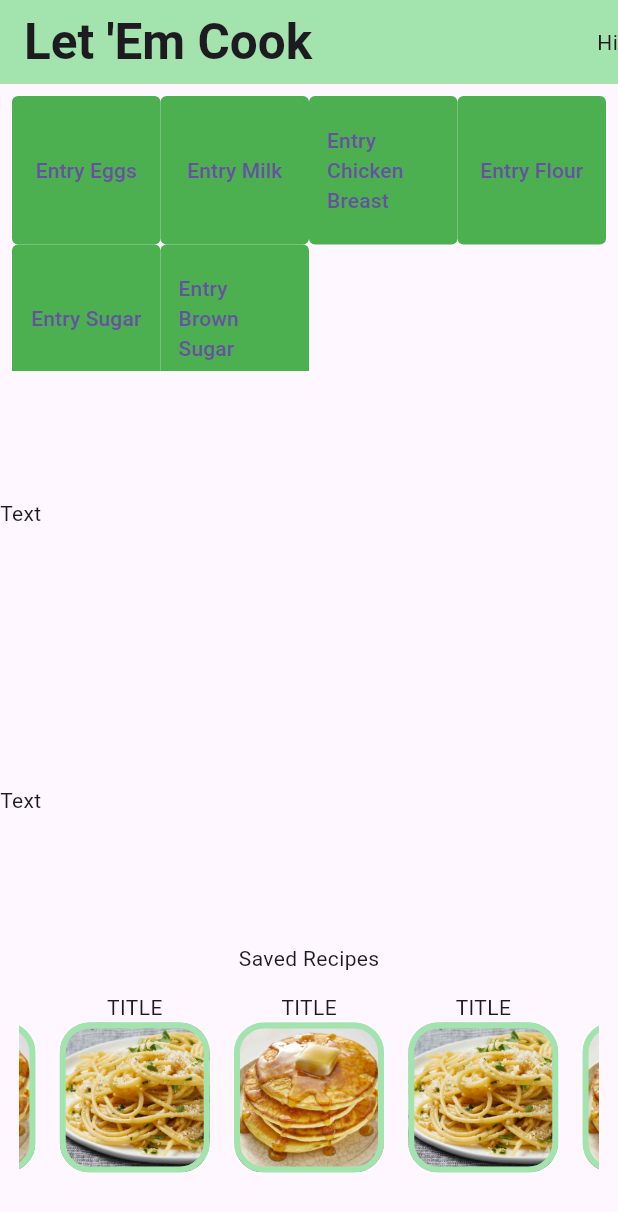
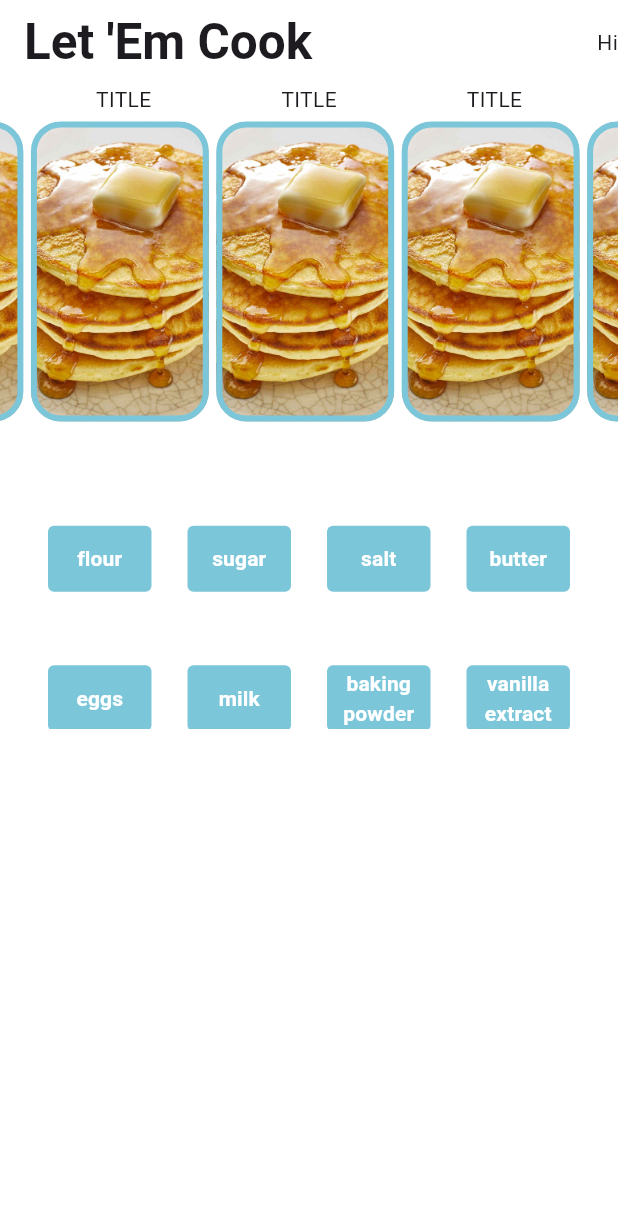
Before and after one commit to abrichards10/LetEmCook, a Flutter app: the screen it shows after launch, on a phone screen of 412 x 824 dp. Shown: the top 1212 px of the screen. Run offline on Flutter 3.47's test engine with Material 3 defaults, Android fonts, the phone set to English and light mode, and no system bars; drawn by our look-alikes of carousel_slider; our stand-ins replace google_fonts, multi_select_flutter.

Commit message:
update README and layout

```diff
--- a/lib/home.dart
+++ b/lib/home.dart
@@ -4,6 +4,7 @@ import 'package:flutter/material.dart';
 import 'package:carousel_slider/carousel_slider.dart';
 import 'package:flutter/rendering.dart';
 import 'package:google_fonts/google_fonts.dart';
+import 'package:let_em_cook/models/recipe_info.dart';
 import 'package:multi_select_flutter/multi_select_flutter.dart';
 
 class MyHomePage extends StatefulWidget {
@@ -16,25 +17,83 @@ class MyHomePage extends StatefulWidget {
 }
 
 class _MyHomePageState extends State<MyHomePage> {
-  List<String> ingredients_list = <String>[
-    "Eggs",
-    "Milk",
-    "Chicken Breast",
-    "Flour",
-    "Sugar",
-    "Brown Sugar"
+  List<String> ingredientsList = <String>[
+    "flour",
+    "sugar",
+    "salt",
+    "butter",
+    "eggs",
+    "milk",
+    "baking powder",
+    "vanilla extract",
+    "chocolate chips",
+    "cocoa powder",
+    "brown sugar",
+    "baking soda",
+    "yeast",
+    "olive oil",
+    "honey",
+    "lemon juice",
+    "garlic",
+    "onion",
+    "tomato",
+    "carrot",
+    "celery",
+    "chicken broth",
+    "beef broth",
+    "pasta",
+    "rice",
+    "beans",
+    "corn",
+    "bell pepper",
+    "cheese",
+    "basil",
+    "oregano",
+    "thyme",
+    "rosemary",
+    "parsley",
+    "cilantro",
+    "cumin",
+    "paprika",
+    "cinnamon",
+    "nutmeg",
+    "ginger",
+    "black pepper",
+    "red pepper flakes"
   ];
 
-  List<String> selected_ingredients = <String>[];
+  List<RecipeInfo> savedRecipes = <RecipeInfo>[
+    RecipeInfo(
+        name: "name", pictureUrl: "pictureUrl", description: "description"),
+    RecipeInfo(
+        name: "name", pictureUrl: "pictureUrl", description: "description"),
+    RecipeInfo(
+        name: "name", pictureUrl: "pictureUrl", description: "description"),
+    RecipeInfo(
+        name: "name", pictureUrl: "pictureUrl", description: "description"),
+    RecipeInfo(
+        name: "name", pictureUrl: "pictureUrl", description: "description"),
+    RecipeInfo(
+        name: "name", pictureUrl: "pictureUrl", description: "description"),
+    RecipeInfo(
+        name: "name", pictureUrl: "pictureUrl", description: "description"),
+    RecipeInfo(
+        name: "name", pictureUrl: "pictureUrl", description: "description"),
+    RecipeInfo(
+        name: "name", pictureUrl: "pictureUrl", description: "description"),
+  ];
+
+  List<String> selectedIngredients = <String>[];
 
   @override
   Widget build(BuildContext context) {
     double width = MediaQuery.of(context).size.width;
 
     return Scaffold(
+      backgroundColor: Color.fromARGB(255, 255, 255, 255),
       appBar: AppBar(
         actions: [Text("Hi")],
-        backgroundColor: Color.fromARGB(255, 162, 227, 174),
+        backgroundColor: Color.fromARGB(255, 255, 255, 255),
         title: Text(
           "Let 'Em Cook",
           style: TextStyle(
@@ -44,67 +103,31 @@ class _MyHomePageState extends State<MyHomePage> {
           ),
         ),
       ),
-      body: Column(
-        children: [
-          // MultiSelectDialogField(
-          //   items: ingredients_list.map((e) => MultiSelectItem(e)).toList(),
-          //   listType: MultiSelectListType.CHIP,
-          //   onConfirm: (values) {
-          //     selected_ingredients = values;
-          //   },
-          // ),
-          Expanded(
-            child: GridView.builder(
-              gridDelegate: SliverGridDelegateWithFixedCrossAxisCount(
-                  crossAxisCount: 4, childAspectRatio: 1),
-              padding: const EdgeInsets.all(8),
-              itemCount: ingredients_list.length,
-              itemBuilder: (BuildContext context, int index) {
-                return TextButton(
-                  style: ButtonStyle(
-                    shape: WidgetStateProperty.all(
-                      RoundedRectangleBorder(
-                          borderRadius: BorderRadius.circular(4.0)),
-                    ),
-                    backgroundColor: WidgetStateProperty.resolveWith<Color?>(
-                      (Set<WidgetState> states) {
-                        if (states.contains(WidgetState.pressed)) {
-                          return Colors.amber;
-                        }
-                        return Colors.green; // Use the component's default.
-                      },
+      body: SingleChildScrollView(
+        child: Column(
+          children: [_savedRecipesList(), _ingredientsList()],
         ),
       ),
-                  onPressed: () {},
-                  child: Text('Entry ${ingredients_list[index]}'),
     );
-              },
+  }
+
+  _savedRecipesList() {
+    return CarouselSlider(
+      options: CarouselOptions(
+        height: 250.0,
+        aspectRatio: 16 / 9,
+        viewportFraction: 0.3,
       ),
-          ),
-          Expanded(
-            child: Row(
-              children: [Text("Text")],
-            ),
-          ),
-          Expanded(
-            child: Row(
-              children: [Text("Text")],
-            ),
-          ),
-          Text("Saved Recipes"),
-          Container(
-            margin: EdgeInsets.all(
-              width * .03,
-            ),
-            child: Center(
-              child: CarouselSlider(
-                items: [
-                  Column(
+      items: savedRecipes.map((i) {
+        return Builder(
+          builder: (BuildContext context) {
+            return Column(
               children: [
                 Text("TITLE"),
                 Container(
-                        width: 100.0,
-                        height: 100.0,
+                  margin: EdgeInsets.fromLTRB(0, 5, 5, 5),
+                  width: 200.0,
+                  height: 200.0,
                   decoration: BoxDecoration(
                     image: DecorationImage(
                       image: AssetImage('assets/image1.jpg'),
@@ -112,43 +135,52 @@ class _MyHomePageState extends State<MyHomePage> {
                     ),
                     borderRadius: BorderRadius.all(Radius.circular(20.0)),
                     border: Border.all(
-                            color: Color.fromARGB(255, 162, 227, 174),
+                      color: Color.fromARGB(255, 124, 198, 218),
                       width: 4.0,
                     ),
                   ),
                 ),
               ],
+            );
+          },
+        );
+      }).toList(),
+    );
+  }
+
+  _ingredientsList() {
+    return SizedBox(
+      height: 200,
+      child: Container(
+        margin: EdgeInsets.all(20),
+        child: GridView.builder(
+          gridDelegate: SliverGridDelegateWithFixedCrossAxisCount(
+              crossAxisCount: 4, childAspectRatio: 1),
+          itemCount: ingredientsList.length,
+          shrinkWrap: true,
+          itemBuilder: (BuildContext context, int index) {
+            return TextButton(
+              onPressed: () {},
+              child: Container(
+                alignment: Alignment.center,
+                height: 44,
+                decoration: BoxDecoration(
+                  borderRadius: BorderRadius.all(Radius.circular(4)),
+                  color: Color.fromARGB(255, 124, 198, 218),
                 ),
-                  Column(
-                    children: [
-                      Text("TITLE"),
-                      Container(
-                        width: 100.0,
-                        height: 100.0,
-                        decoration: BoxDecoration(
-                          image: DecorationImage(
-                            image: AssetImage('assets/image2.jpg'),
-                            fit: BoxFit.cover,
-                          ),
-                          borderRadius: BorderRadius.all(Radius.circular(20.0)),
-                          border: Border.all(
-                            color: Color.fromARGB(255, 162, 227, 174),
-                            width: 4.0,
+                child: Text(
+                  textAlign: TextAlign.center,
+                  ingredientsList[index],
+                  style: TextStyle(
+                    fontFamily: GoogleFonts.adventPro().fontFamily,
+                    color: Colors.white,
+                    fontWeight: FontWeight.bold,
                   ),
                 ),
               ),
-                    ],
+            );
+          },
         ),
-                ],
-                options: CarouselOptions(
-                  height: 150,
-                  aspectRatio: 16 / 5,
-                  viewportFraction: .3,
-                ),
-              ),
-            ),
-          ),
-        ],
       ),
     );
   }
--- /dev/null
+++ b/lib/models/recipe_info.dart
@@ -0,0 +1,22 @@
+import 'dart:core';
+
+class RecipeInfo {
+  final String name;
+  final String pictureUrl;
+  final String description;
+
+  RecipeInfo({
+    required this.name,
+    required this.pictureUrl,
+    required this.description,
+  });
+
+  // Optional: Convert a Recipe object to a Map
+  Map<String, dynamic> toMap() {
+    return {
+      'name': name,
+      'pictureUrl': pictureUrl,
+      'description': description,
+    };
+  }
+}
```
Also changed, not shown: 3 other files. Lines whose indentation alone changed are shown as unchanged.
